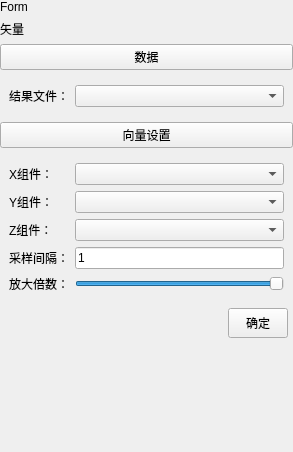
First picture: the form in plugins/Base_PostProcessing/VectorSettingWidget.ui, repository asd977/base_cae, before the edit.
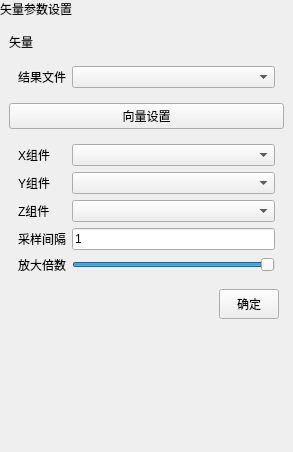
Second picture: the form after the edit.

Diff of the .ui file:
```diff
--- a/plugins/Base_PostProcessing/VectorSettingWidget.ui
+++ b/plugins/Base_PostProcessing/VectorSettingWidget.ui
@@ -27,12 +27,35 @@
     <number>0</number>
    </property>
       <item>
-    <widget class="QLabel" name="pageNameLabel">
+    <widget class="QLabel" name="pageHeaderLabel">
+     <property name="sizePolicy">
+      <sizepolicy hsizetype="Preferred" vsizetype="Fixed">
+       <horstretch>0</horstretch>
+       <verstretch>0</verstretch>
+      </sizepolicy>
+     </property>
      <property name="text">
-      <string>Form</string>
+      <string>矢量参数设置</string>
      </property>
     </widget>
    </item>
+   <item>
+    <layout class="QVBoxLayout" name="contentLayout">
+     <property name="leftMargin">
+      <number>9</number>
+     </property>
+     <property name="topMargin">
+      <number>9</number>
+     </property>
+     <property name="rightMargin">
+      <number>9</number>
+     </property>
+     <property name="bottomMargin">
+      <number>9</number>
+     </property>
+     <property name="spacing">
+      <number>6</number>
+     </property>
 <item>
     <widget class="QLabel" name="label">
      <property name="sizePolicy">
@@ -52,13 +75,6 @@
      </property>
     </widget>
    </item>
-   <item>
-    <widget class="QPushButton" name="sectionTitleButton">
-     <property name="text">
-      <string>数据</string>
-     </property>
-    </widget>
-   </item>
    <item>
     <widget class="QWidget" name="widget" native="true">
      <layout class="QVBoxLayout" name="verticalLayout_2">
@@ -73,12 +89,19 @@
            </sizepolicy>
           </property>
           <property name="text">
-           <string>结果文件：</string>
+             <string>结果文件</string>
           </property>
          </widget>
         </item>
         <item>
-         <widget class="QComboBox" name="stepComboBox" />
+           <widget class="QComboBox" name="stepComboBox">
+            <property name="minimumSize">
+             <size>
+              <width>10</width>
+              <height>0</height>
+             </size>
+            </property>
+           </widget>
         </item>
           </layout>
       </item>
@@ -106,7 +129,7 @@
            </size>
           </property>
           <property name="text">
-           <string>放大倍数：</string>
+             <string>放大倍数</string>
           </property>
          </widget>
         </item>
@@ -124,12 +147,19 @@
          </widget>
         </item>
         <item row="3" column="1">
-         <widget class="QComboBox" name="zComboBox" />
+           <widget class="QComboBox" name="zComboBox">
+            <property name="minimumSize">
+             <size>
+              <width>10</width>
+              <height>0</height>
+             </size>
+            </property>
+           </widget>
         </item>
         <item row="2" column="0">
          <widget class="QLabel" name="label_4">
           <property name="text">
-           <string>Y组件：</string>
+             <string>Y组件</string>
           </property>
          </widget>
         </item>
@@ -142,7 +172,7 @@
            </size>
           </property>
           <property name="text">
-           <string>采样间隔：</string>
+             <string>采样间隔</string>
           </property>
          </widget>
         </item>
@@ -155,7 +185,7 @@
            </size>
           </property>
           <property name="text">
-           <string>X组件：</string>
+             <string>X组件</string>
           </property>
          </widget>
         </item>
@@ -164,18 +194,38 @@
           <property name="text">
            <string>1</string>
           </property>
+            <property name="minimumSize">
+             <size>
+              <width>10</width>
+              <height>0</height>
+             </size>
+            </property>
          </widget>
         </item>
         <item row="2" column="1">
-         <widget class="QComboBox" name="yComboBox" />
+           <widget class="QComboBox" name="yComboBox">
+            <property name="minimumSize">
+             <size>
+              <width>10</width>
+              <height>0</height>
+             </size>
+            </property>
+           </widget>
         </item>
         <item row="1" column="1">
-         <widget class="QComboBox" name="xComboBox" />
+           <widget class="QComboBox" name="xComboBox">
+            <property name="minimumSize">
+             <size>
+              <width>10</width>
+              <height>0</height>
+             </size>
+            </property>
+           </widget>
         </item>
         <item row="3" column="0">
          <widget class="QLabel" name="label_5">
           <property name="text">
-           <string>Z组件：</string>
+             <string>Z组件</string>
           </property>
          </widget>
         </item>
@@ -279,6 +329,8 @@
       </size>
      </property>
     </spacer>
+     </item>
+    </layout>
    </item>
 </layout>
  </widget>
```
Left out of the diff: 2 changed lines with no effect on the pictures. Lines whose indentation alone changed are shown as unchanged.
